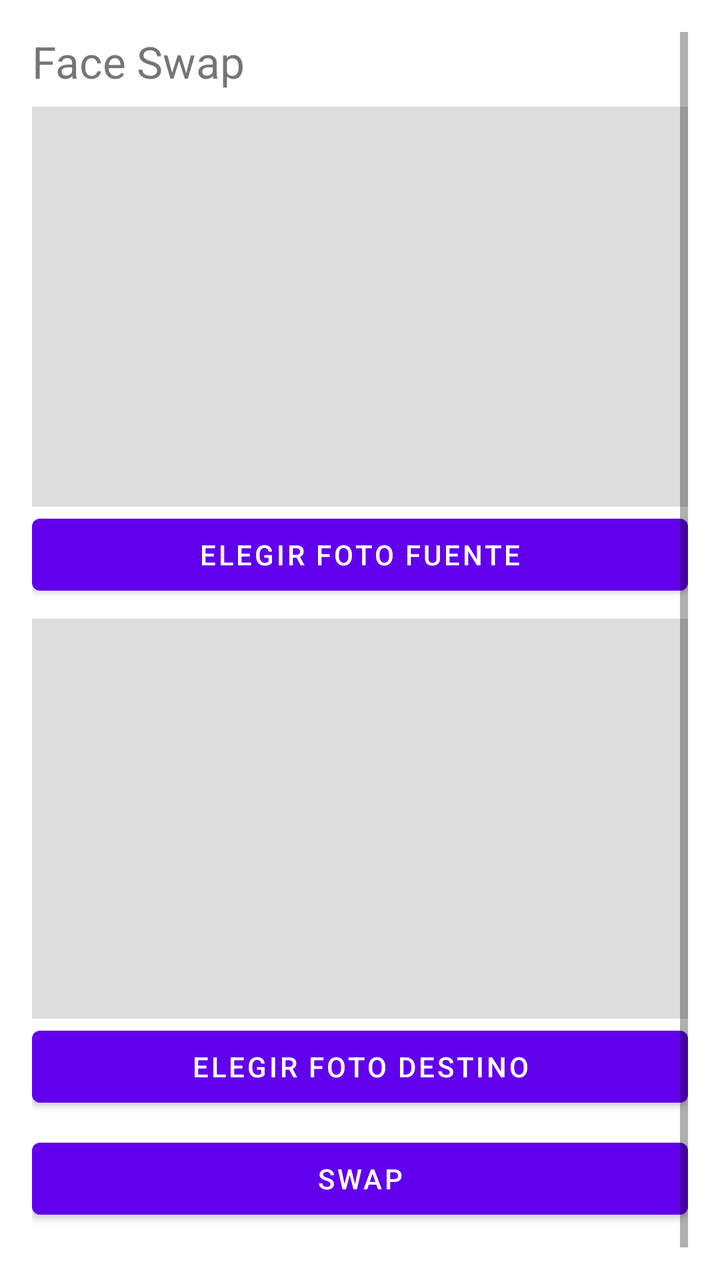
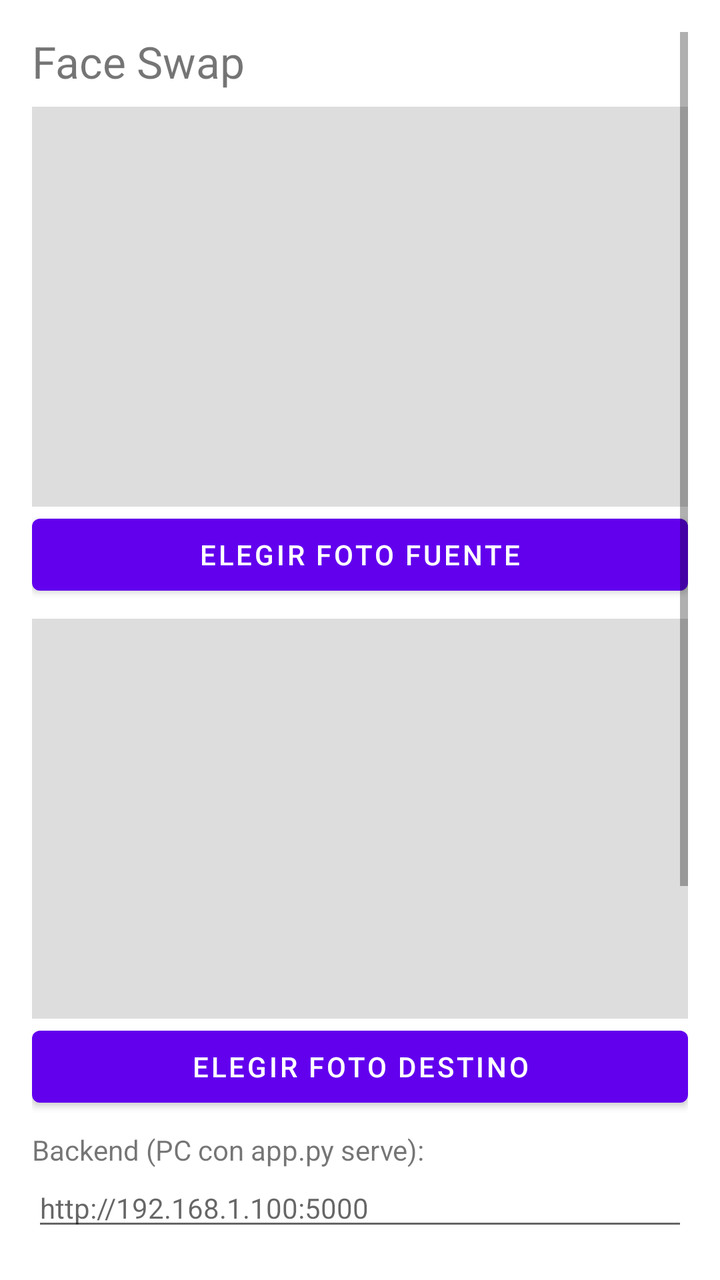

Compare the two renders of this Android layout. The source of the first and the diff that turns it into the second are given below.
<!-- AndroidManifest.xml: fallback theme Theme.MaterialComponents.DayNight.NoActionBar -->
<!-- res/layout/activity_main.xml -->
<?xml version="1.0" encoding="utf-8"?>
<ScrollView xmlns:android="http://schemas.android.com/apk/res/android"
    android:layout_width="match_parent"
    android:layout_height="match_parent"
    android:padding="16dp">

    <LinearLayout
        android:layout_width="match_parent"
        android:layout_height="wrap_content"
        android:orientation="vertical">

        <TextView
            android:layout_width="wrap_content"
            android:layout_height="wrap_content"
            android:text="Face Swap"
            android:textSize="22sp" />

        <ImageView
            android:id="@+id/source_image"
            android:layout_width="match_parent"
            android:layout_height="200dp"
            android:layout_marginTop="8dp"
            android:background="#22000000"
            android:contentDescription="Foto fuente"
            android:scaleType="fitCenter" />

        <Button
            android:id="@+id/pick_source"
            android:layout_width="match_parent"
            android:layout_height="wrap_content"
            android:text="Elegir foto fuente" />

        <ImageView
            android:id="@+id/target_image"
            android:layout_width="match_parent"
            android:layout_height="200dp"
            android:layout_marginTop="8dp"
            android:background="#22000000"
            android:contentDescription="Foto destino"
            android:scaleType="fitCenter" />

        <Button
            android:id="@+id/pick_target"
            android:layout_width="match_parent"
            android:layout_height="wrap_content"
            android:text="Elegir foto destino" />

        <Button
            android:id="@+id/swap"
            android:layout_width="match_parent"
            android:layout_height="wrap_content"
            android:layout_marginTop="8dp"
            android:text="Swap" />

        <TextView
            android:id="@+id/status"
            android:layout_width="wrap_content"
            android:layout_height="wrap_content"
            android:layout_marginTop="8dp"
            android:text="Elige foto fuente y foto destino." />

    </LinearLayout>
</ScrollView>
<!-- resources referenced by this layout -->
<resources>

</resources>

<!-- the commit's change to res/layout/activity_main.xml (unified diff, before → after) -->
@@ -45,12 +45,35 @@
             android:layout_height="wrap_content"
             android:text="Elegir foto destino" />
 
+        <TextView
+            android:layout_width="wrap_content"
+            android:layout_height="wrap_content"
+            android:layout_marginTop="8dp"
+            android:text="Backend (PC con app.py serve):" />
+
+        <EditText
+            android:id="@+id/backend_url"
+            android:layout_width="match_parent"
+            android:layout_height="wrap_content"
+            android:hint="http://192.168.1.100:5000"
+            android:inputType="textUri"
+            android:textSize="14sp" />
+
         <Button
             android:id="@+id/swap"
             android:layout_width="match_parent"
             android:layout_height="wrap_content"
             android:layout_marginTop="8dp"
             android:text="Swap" />
+
+        <ImageView
+            android:id="@+id/result_image"
+            android:layout_width="match_parent"
+            android:layout_height="200dp"
+            android:layout_marginTop="8dp"
+            android:background="#22000000"
+            android:contentDescription="Resultado"
+            android:scaleType="fitCenter" />
 
         <TextView
             android:id="@+id/status"
